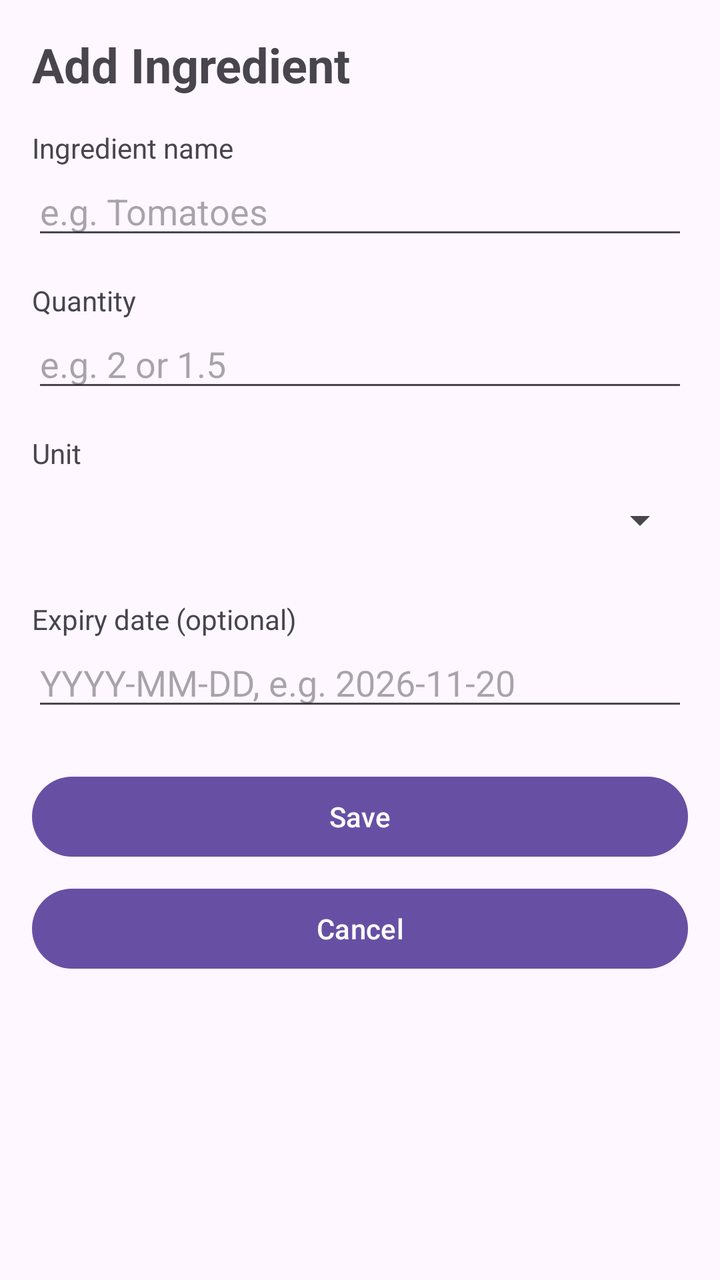
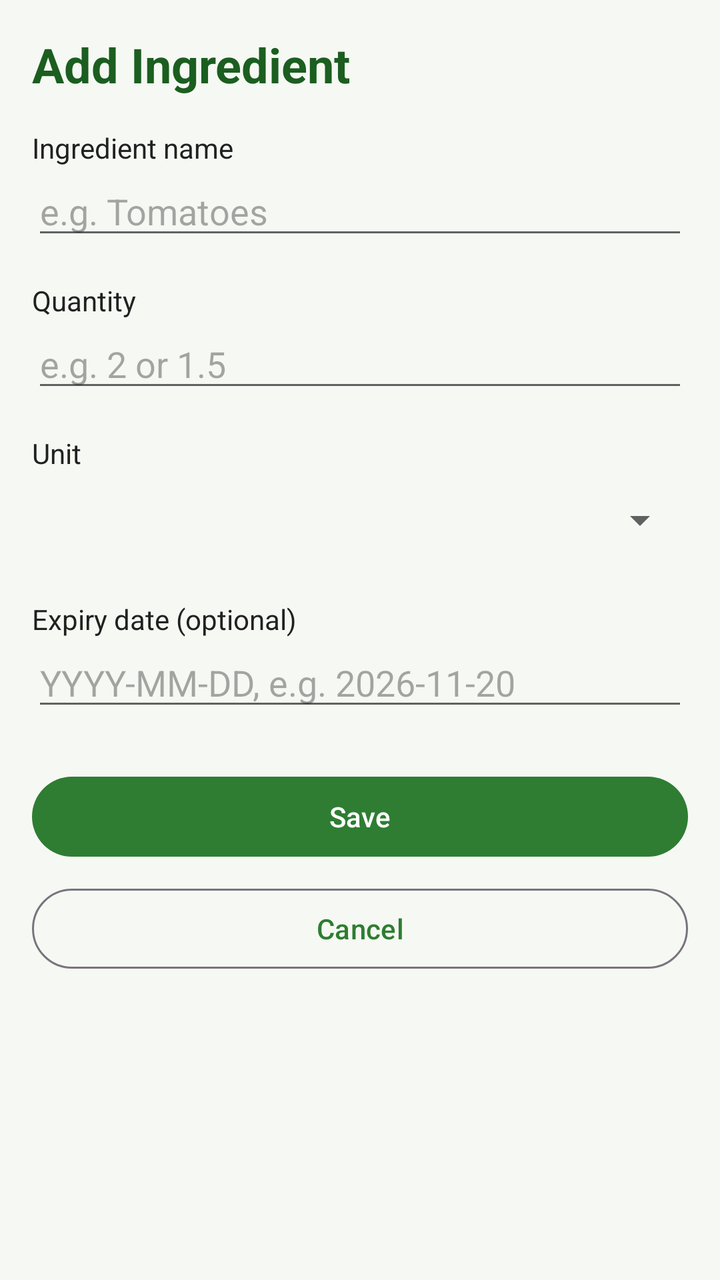

The first picture is an Android layout as it rendered before a commit; the second is the same layout after the commit. The layout source and the unified diff follow.
<!-- AndroidManifest.xml: application theme Theme.SmartPantryManager -->
<!-- res/layout/activity_add_edit_ingredient.xml -->
<?xml version="1.0" encoding="utf-8"?>
<ScrollView xmlns:android="http://schemas.android.com/apk/res/android"
    android:id="@+id/addRoot"
    android:layout_width="match_parent"
    android:layout_height="match_parent"
    android:fillViewport="true">

    <LinearLayout
        android:layout_width="match_parent"
        android:layout_height="wrap_content"
        android:orientation="vertical"
        android:padding="16dp">

        <TextView
            android:id="@+id/textFormTitle"
            android:layout_width="wrap_content"
            android:layout_height="wrap_content"
            android:text="Add Ingredient"
            android:textSize="24sp"
            android:textStyle="bold" />

        <TextView
            android:layout_width="wrap_content"
            android:layout_height="wrap_content"
            android:layout_marginTop="16dp"
            android:text="Ingredient name" />

        <EditText
            android:id="@+id/editName"
            android:layout_width="match_parent"
            android:layout_height="wrap_content"
            android:hint="e.g. Tomatoes"
            android:inputType="textCapWords"
            android:maxLength="40" />

        <TextView
            android:layout_width="wrap_content"
            android:layout_height="wrap_content"
            android:layout_marginTop="16dp"
            android:text="Quantity" />

        <EditText
            android:id="@+id/editQuantity"
            android:layout_width="match_parent"
            android:layout_height="wrap_content"
            android:hint="e.g. 2 or 1.5"
            android:inputType="numberDecimal" />

        <TextView
            android:layout_width="wrap_content"
            android:layout_height="wrap_content"
            android:layout_marginTop="16dp"
            android:text="Unit" />

        <Spinner
            android:id="@+id/spinnerUnit"
            android:layout_width="match_parent"
            android:layout_height="48dp" />

        <TextView
            android:layout_width="wrap_content"
            android:layout_height="wrap_content"
            android:layout_marginTop="16dp"
            android:text="Expiry date (optional)" />

        <EditText
            android:id="@+id/editExpiry"
            android:layout_width="match_parent"
            android:layout_height="wrap_content"
            android:hint="YYYY-MM-DD, e.g. 2026-11-20"
            android:inputType="date"
            android:maxLength="10" />

        <Button
            android:id="@+id/buttonSave"
            android:layout_width="match_parent"
            android:layout_height="wrap_content"
            android:layout_marginTop="24dp"
            android:text="Save" />

        <Button
            android:id="@+id/buttonCancel"
            android:layout_width="match_parent"
            android:layout_height="wrap_content"
            android:layout_marginTop="8dp"
            android:text="Cancel" />

        <Button
            android:id="@+id/buttonDelete"
            android:layout_width="match_parent"
            android:layout_height="wrap_content"
            android:layout_marginTop="8dp"
            android:text="Delete"
            android:textColor="#D32F2F"
            android:visibility="gone" />

    </LinearLayout>
</ScrollView>
<!-- resources referenced by this layout -->
<resources>
  <style name="Theme.SmartPantryManager" parent="Base.Theme.SmartPantryManager" />
  <style name="Base.Theme.SmartPantryManager" parent="Theme.Material3.DayNight.NoActionBar">
          
          
      </style>
</resources>

<!-- the commit's change to res/layout/activity_add_edit_ingredient.xml (unified diff, before → after) -->
@@ -3,7 +3,8 @@
     android:id="@+id/addRoot"
     android:layout_width="match_parent"
     android:layout_height="match_parent"
-    android:fillViewport="true">
+    android:fillViewport="true"
+    android:background="@color/app_background">
 
     <LinearLayout
         android:layout_width="match_parent"
@@ -17,7 +18,8 @@
             android:layout_height="wrap_content"
             android:text="Add Ingredient"
             android:textSize="24sp"
-            android:textStyle="bold" />
+            android:textStyle="bold"
+            android:textColor="@color/primary_dark"/>
 
         <TextView
             android:layout_width="wrap_content"
@@ -83,7 +85,8 @@
             android:layout_width="match_parent"
             android:layout_height="wrap_content"
             android:layout_marginTop="8dp"
-            android:text="Cancel" />
+            android:text="Cancel"
+            style="@style/Widget.Material3.Button.OutlinedButton"/>
 
         <Button
             android:id="@+id/buttonDelete"
<!-- resource entries referenced after the edit -->
@@ -1,9 +1,21 @@
 <!-- resources referenced by this layout -->
 <resources>
+  <color name="app_background">#F6F8F3</color>
+  <color name="primary_dark">#1B5E20</color>
   <style name="Theme.SmartPantryManager" parent="Base.Theme.SmartPantryManager" />
-  <style name="Base.Theme.SmartPantryManager" parent="Theme.Material3.DayNight.NoActionBar">
-          
-          
+  <style name="Base.Theme.SmartPantryManager" parent="Theme.Material3.Light.NoActionBar">
+          <item name="colorPrimary">@color/primary</item>
+          <item name="colorOnPrimary">@color/white</item>
+          <item name="colorSecondary">@color/accent</item>
+          <item name="android:windowBackground">@color/app_background</item>
+          <item name="android:textColorPrimary">@color/text_primary</item>
+          <item name="android:textColorSecondary">@color/text_secondary</item>
+          <item name="android:textColor">@color/text_primary</item>
       </style>
+  <color name="primary">#2E7D32</color>
+  <color name="white">#FFFFFFFF</color>
+  <color name="accent">#FF8F00</color>
+  <color name="text_primary">#212121</color>
+  <color name="text_secondary">#616161</color>
 </resources>
 
